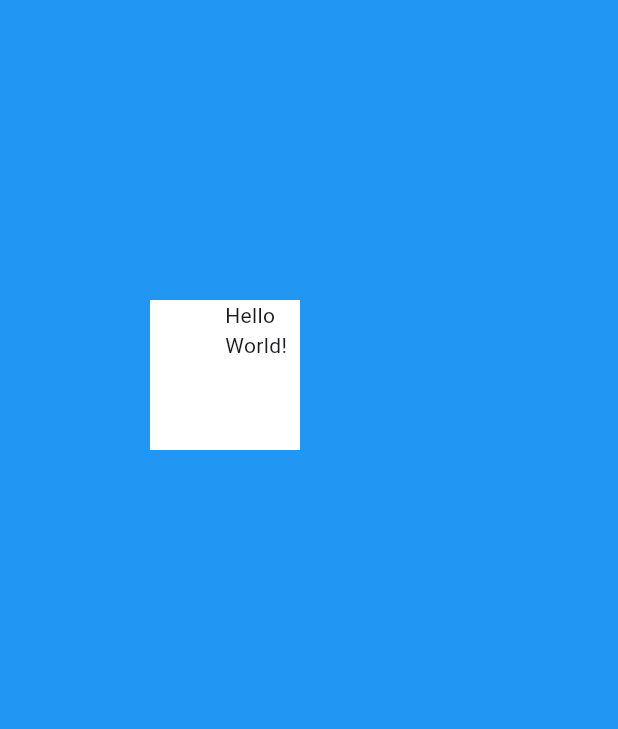
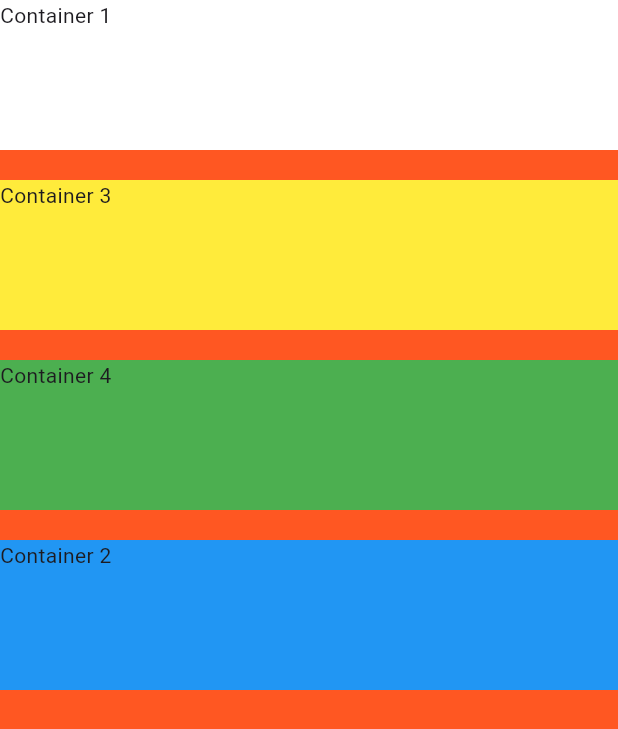
Before and after one commit to lussatisantos/my_card, a Flutter app: the screen it shows after launch, on a phone screen of 412 x 824 dp. Shown: the top 729 px of the screen. Run offline on Flutter 3.47's test engine with Material 3 defaults, Android fonts, the phone set to English and light mode, and no system bars.

Commit message:
column and row
adjust column and row at flutter

```diff
--- a/lib/main.dart
+++ b/lib/main.dart
@@ -1,4 +1,5 @@
 import 'package:flutter/material.dart';
+
 void main() {
   runApp(MyApp());
 }
@@ -8,17 +9,42 @@ class MyApp extends StatelessWidget {
   Widget build(BuildContext context) {
     return MaterialApp(
       home: Scaffold(
-        backgroundColor: Colors.blue,
+        backgroundColor: Colors.deepOrange,
         body: SafeArea(
-          child: Container(
-            margin: EdgeInsets.fromLTRB(100.0, 200.0, 10.0, 200.0),
-            padding: EdgeInsets.only(left: 50.0),
-            height: 100.0,
-            width: 100.0,
-            color: Colors.white,
-            child: Text('Hello World!'),
-          ),
-        ),
+            child: Column(
+              crossAxisAlignment: CrossAxisAlignment.stretch,
+          children: [
+            Container(
+              //margin: EdgeInsets.fromLTRB(100.0, 200.0, 10.0, 200.0),
+              // padding: EdgeInsets.only(left: 50.0),
+              height: 100.0,
+              width: 100.0,
+              color: Colors.white,
+              child: Text('Container 1'),
+            ),
+            SizedBox(height: 20.0,),
+            Container(
+              height: 100.0,
+              width: 100.0,
+              color: Colors.yellow,
+              child: Text('Container 3'),
+            ),
+            SizedBox(height: 20.0,),
+            Container(
+              height: 100.0,
+              width: 100.0,
+              color: Colors.green,
+              child: Text('Container 4'),
+            ),
+            SizedBox(height: 20.0,),
+            Container(
+              height: 100.0,
+              width: 100.0,
+              color: Colors.blue,
+              child: Text('Container 2'),
+            ),
+          ],
+        )),
       ),
     );
   }
```
